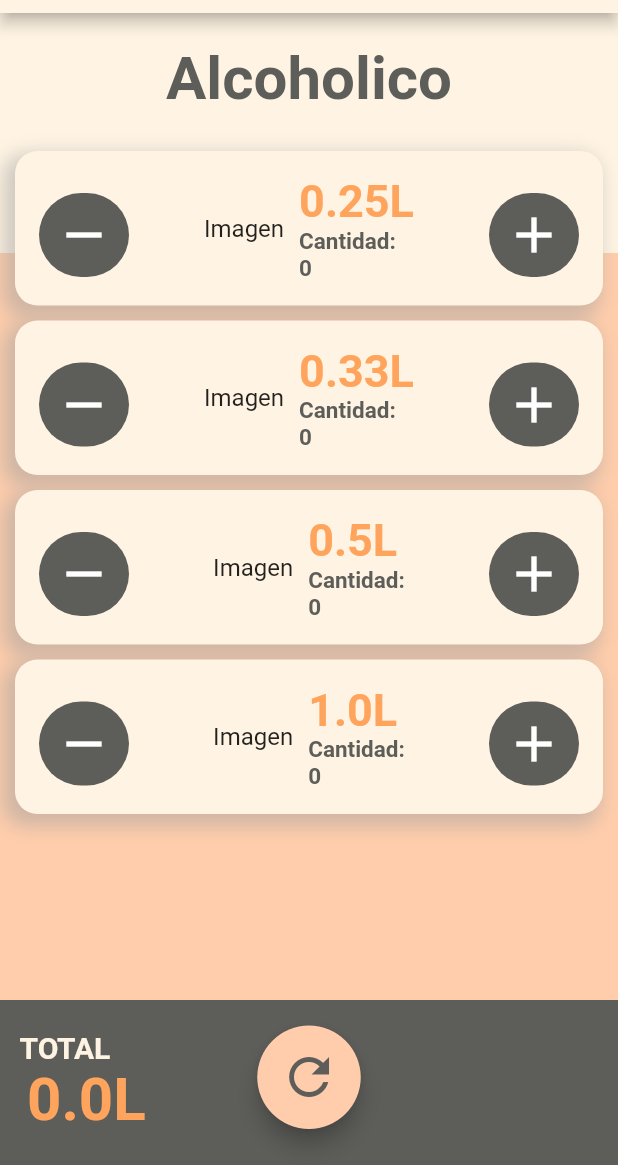
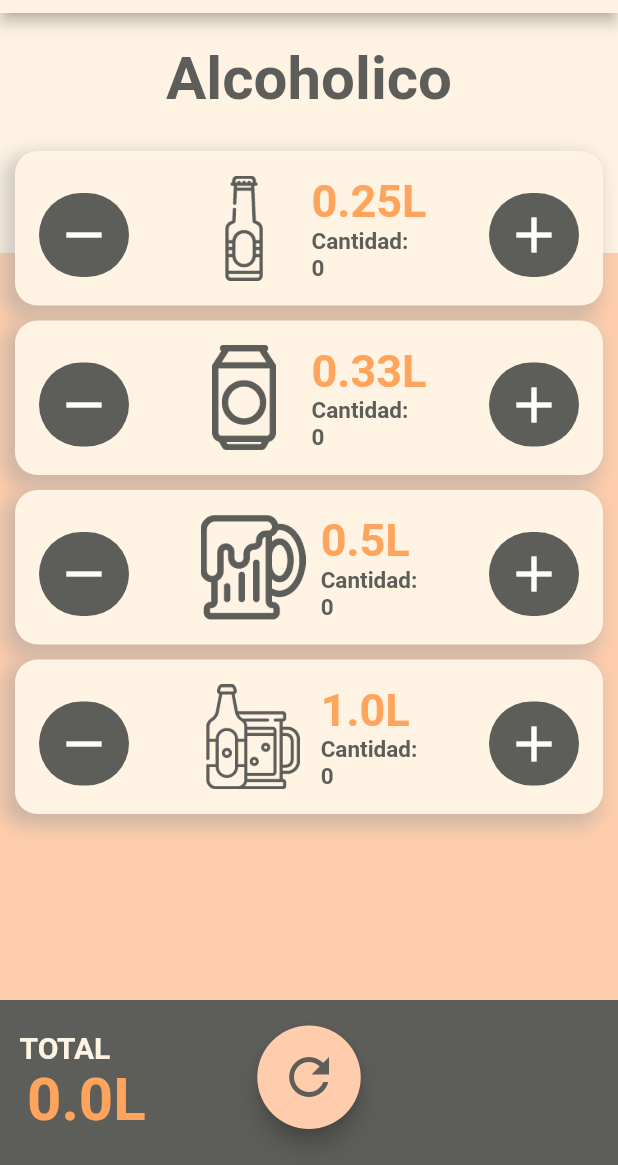
Before and after one commit to SergioMorenoAntequera/HangoverCalculator, a Flutter app: the screen it shows after launch, on a phone screen of 412 x 824 dp, the part 71-1236 px from its top. Run offline on Flutter 3.47's test engine with Material 2 defaults, Android fonts, the phone set to English and light mode, and no system bars; Roboto replaces fonts that are missing (Hind).

Commit message:
Imagenes dentro - DONE

```diff
--- a/lib/widgets/Beer.dart
+++ b/lib/widgets/Beer.dart
@@ -86,7 +86,10 @@ class _BeerState extends State<Beer> {
               // Imagen
               Container(
                 padding: EdgeInsets.only(right: 10),
-                child: Text("Imagen"),
+                child: Image(
+                  image: getImage(),
+                  width: 70,
+                ),
               ),
               // La info en si
               Column(
@@ -125,4 +128,12 @@ class _BeerState extends State<Beer> {
       ),
     );
   }
+
+  AssetImage getImage() {
+    var auxString = widget.capacity.toString().replaceAll(".", "");
+    if (auxString.length < 3) {
+      auxString += "0";
+    }
+    return AssetImage("assets/images/" + auxString + ".PNG");
+  }
 }
```
Also changed, not shown: pubspec.yaml (+7 -2 lines), assets/images/025.PNG, assets/images/033.PNG, assets/images/050.PNG, assets/images/100.PNG, assets/images/design.png (deleted).
